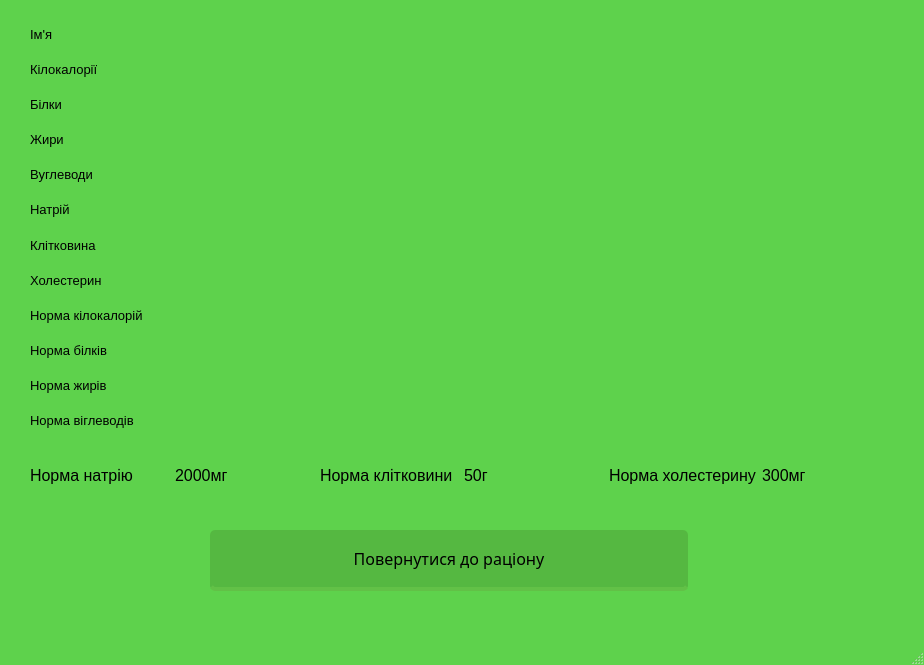
This is form6.ui in vsamokh/prjFoodPlan as Qt 5 draws it before an edit. The edited form follows.
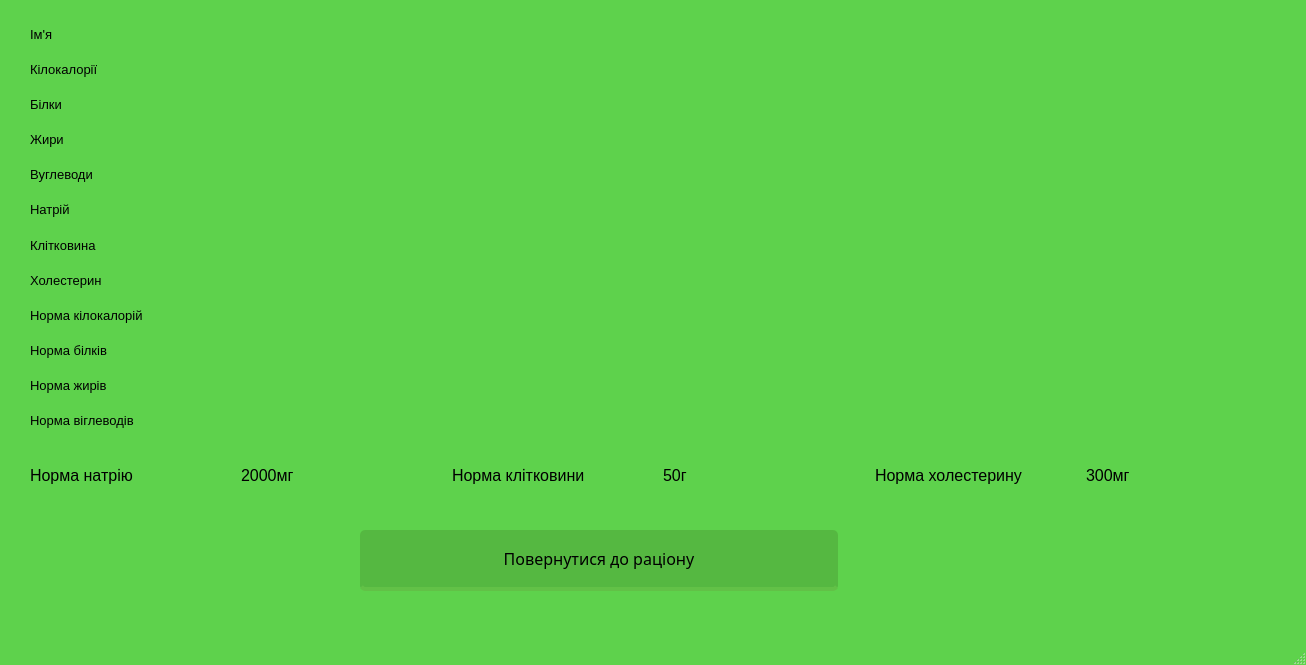
This is the edited form.

```diff
--- a/form6.ui
+++ b/form6.ui
@@ -6,7 +6,7 @@
    <rect>
     <x>0</x>
     <y>0</y>
-    <width>924</width>
+    <width>1306</width>
     <height>665</height>
    </rect>
   </property>
@@ -110,7 +110,7 @@
      <rect>
       <x>30</x>
       <y>20</y>
-      <width>871</width>
+      <width>1261</width>
       <height>415</height>
      </rect>
     </property>
@@ -768,7 +768,7 @@
    <widget class="QPushButton" name="pushButton">
     <property name="geometry">
      <rect>
-      <x>210</x>
+      <x>360</x>
       <y>530</y>
       <width>481</width>
       <height>61</height>
@@ -804,7 +804,7 @@
      <rect>
       <x>30</x>
       <y>450</y>
-      <width>871</width>
+      <width>1261</width>
       <height>51</height>
      </rect>
     </property>
```
Left out of the diff: 844 changed lines with no effect on the pictures.
